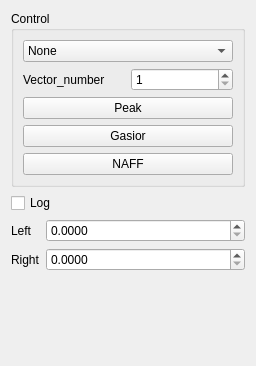
Before: the Qt Designer form ControlWidget_new.ui in Snake9889/MultiTune, drawn with Qt 5.
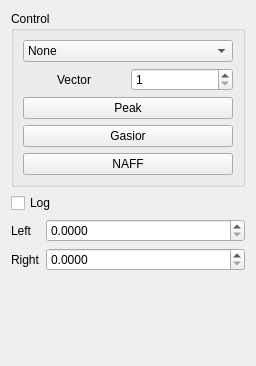
After: the same form once the commit is applied.

What changed in the file:
```diff
--- a/ControlWidget_new.ui
+++ b/ControlWidget_new.ui
@@ -50,7 +50,10 @@
         <item>
          <widget class="QLabel" name="sing_label">
           <property name="text">
-           <string>Vector_number</string>
+           <string>Vector</string>
+          </property>
+          <property name="alignment">
+           <set>Qt::AlignCenter</set>
           </property>
          </widget>
         </item>
```
